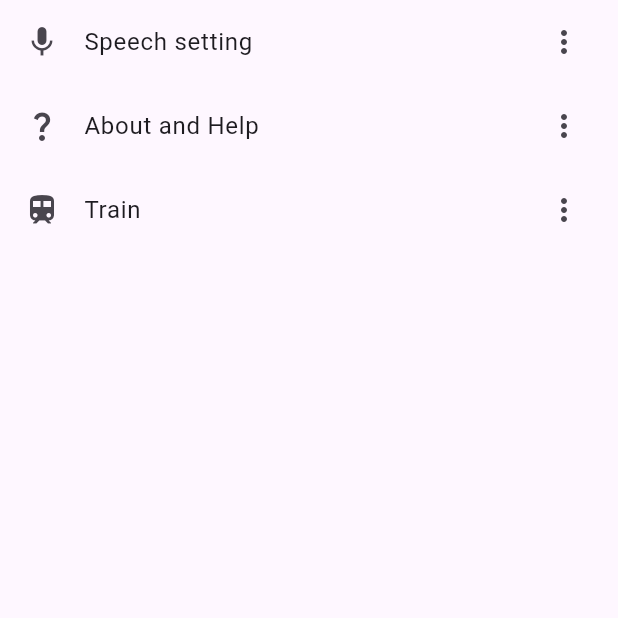
After one commit to sreeraj4/Speak, a Flutter app: the SettingScreen screen opened directly, on a phone screen of 412 x 824 dp, the top half of it. The commit adds this screen. Run offline on Flutter 3.47's test engine with Material 3 defaults, Android fonts, the phone set to English and light mode, and no system bars; our stand-ins replace avatar_glow, flutter_tts, speech_to_text; missing offline and left inert: translator.

Commit message:
added the speech settings

```diff
--- a/lib/main.dart
+++ b/lib/main.dart
@@ -1,7 +1,6 @@
 import 'package:flutter/material.dart';
 import 'package:provider/provider.dart';
 import 'package:talktranslo/provider/translator_provider.dart';
-import 'package:talktranslo/screens/home_screen.dart';
 import 'package:talktranslo/screens/welcome_screen.dart';
 
 void main() {
--- a/lib/screens/home_screen.dart
+++ b/lib/screens/home_screen.dart
@@ -1,4 +1,5 @@
 import 'package:flutter/material.dart';
+import 'package:talktranslo/screens/setting_screen.dart';
 import 'package:talktranslo/screens/speech_screen.dart';
 import 'package:talktranslo/screens/translate_screen.dart';
 
@@ -15,6 +16,7 @@ class _HomeScreenState extends State<HomeScreen> {
   static const List<Widget> _pages = <Widget>[
     TranslateScreen(),
     SpeechScreen(),
+    SettingScreen(),
   ];
 
   void _onItemTapped(int index) {
@@ -46,6 +48,10 @@ class _HomeScreenState extends State<HomeScreen> {
             icon: Icon(Icons.mic),
             label: 'Speak',
           ),
+          BottomNavigationBarItem(
+            icon: Icon(Icons.settings),
+            label: 'Settings',
+          ),
         ],
         currentIndex: _selectedIndex,
         selectedItemColor: Colors.blue[800],
--- /dev/null
+++ b/lib/screens/setting_screen.dart
@@ -0,0 +1,43 @@
+import 'package:flutter/material.dart';
+import 'package:talktranslo/screens/abouthelp_screen.dart';
+import 'package:talktranslo/screens/speechsetting_screen.dart';
+
+class SettingScreen extends StatefulWidget {
+  const SettingScreen({super.key});
+
+  @override
+  State<SettingScreen> createState() => _SettingScreenState();
+}
+
+class _SettingScreenState extends State<SettingScreen> {
+  @override
+  Widget build(BuildContext context) {
+    return Scaffold(
+      body: ListView(
+        children: [
+          ListTile(
+            leading: Icon(Icons.mic),
+            title: Text('Speech setting'),
+            trailing: Icon(Icons.more_vert),
+            onTap: (){Navigator.push(
+    context,
+    MaterialPageRoute(builder: (context) => const SpeechSettingScreen()),
+    );},
+          ),
+          ListTile(
+            leading: Icon(Icons.question_mark),
+            title: Text('About and Help'),
+            trailing: Icon(Icons.more_vert),
+            onTap: (){Navigator.push(context, MaterialPageRoute(builder: (context) => AbouthelpScreen()));},
+          ),
+          ListTile(
+            leading: Icon(Icons.train),
+            title: Text('Train'),
+            trailing: Icon(Icons.more_vert),
+          ),
+        ],
+      ),
+
+    );
+  }
+}
--- a/lib/utils/language.dart
+++ b/lib/utils/language.dart
@@ -41,3 +41,9 @@ final Map<String, String> talklanguageMap = {
   'Telugu':'te-IN',
   'Thai':'th-TH',
 };
+
+List<Map<String, String>> availableVoices = [
+  {"name": "Male", "value": "en-us-x-sfg#male_1-local"},
+  {"name": "Female", "value": "en-us-x-sfg#female_1-local"},
+  {"name": "Robot", "value": "en-us-x-sfg#robot-local"},
+];
```
Also changed, not shown: lib/provider/translator_provider.dart (+18 -3 lines), lib/services/speech_service.dart (+4 -3 lines).
